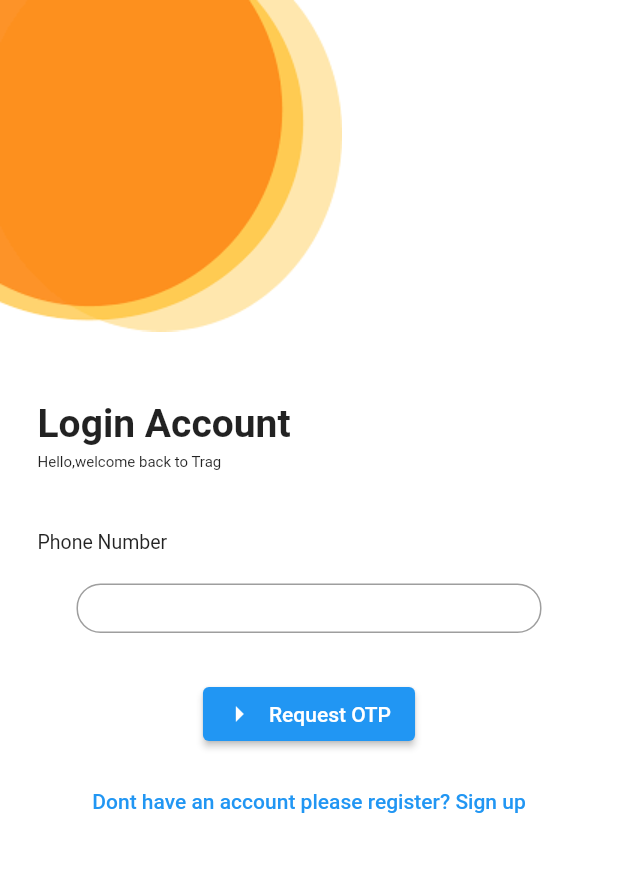
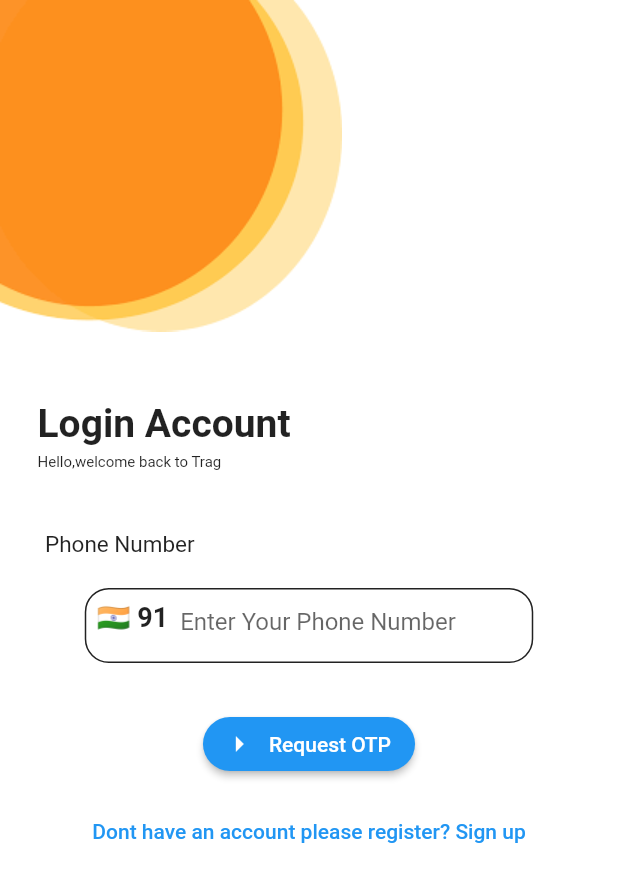
Before and after one commit to Satheeshan-S/equippp, a Flutter app: the LMPage widget shown alone on an empty page, opened directly, after a tap on "Continue with Mobile", on a phone screen of 412 x 824 dp. Shown: the top 882 px of the screen. Run offline on Flutter 3.47's test engine with Material 2 defaults, Android fonts, the light colour scheme and no system bars; our stand-ins replace country_picker, firebase_auth, firebase_core, google_sign_in; accounts and stored records are empty.

Commit message:
added mobile login screen

```diff
--- a/lib/LoginPage.dart
+++ b/lib/LoginPage.dart
@@ -13,7 +13,7 @@ class LMApp extends StatelessWidget {
   @override
   Widget build(BuildContext context) {
     return const MaterialApp(
-      debugShowCheckedModeBanner:false,
+      debugShowCheckedModeBanner: false,
       home: Scaffold(
         backgroundColor: Colors.white,
         body: LMPage(),
@@ -32,7 +32,8 @@ class LMPage extends StatefulWidget {
 class _LoginState extends State<LMPage> {
   @override
   Widget build(BuildContext context) {
-    return Column(
+    return SingleChildScrollView(
+      child: Column(
         crossAxisAlignment: CrossAxisAlignment.start,
         children: <Widget>[
           Container(
@@ -71,7 +72,10 @@ class _LoginState extends State<LMPage> {
                         borderRadius: BorderRadius.circular(25.0),
                       ))),
                   onPressed: () {
-                  Navigator.push(context,MaterialPageRoute(builder: (context)=>const MoLoginApp()));
+                    Navigator.push(
+                        context,
+                        MaterialPageRoute(
+                            builder: (context) => const MoLoginApp()));
                   },
                   child: Padding(
                     padding: const EdgeInsets.all(8.0),
@@ -115,7 +119,9 @@ class _LoginState extends State<LMPage> {
                   onPressed: () async {
                     await FirebaseServices().signInWithGoogle();
                     Navigator.push(
-                      context, MaterialPageRoute(builder: (context) => const MCPage()));
+                        context,
+                        MaterialPageRoute(
+                            builder: (context) => const MCPage()));
                   },
                   child: Padding(
                     padding: const EdgeInsets.all(8.0),
@@ -143,14 +149,20 @@ class _LoginState extends State<LMPage> {
           ),
           const Padding(padding: EdgeInsets.all(15)),
           Center(
+            child: SizedBox(
               child: ElevatedButton.icon(
-            onPressed: () {
-            },
+                style: ButtonStyle(
+                    shape: MaterialStateProperty.all<RoundedRectangleBorder>(
+                        RoundedRectangleBorder(
+                  borderRadius: BorderRadius.circular(18.0),
+                ))),
+                onPressed: () {},
                 icon: const Icon(
                   Icons.arrow_right_outlined,
                   size: 24.0,
                 ),
                 label: const Text('Login'),
+              ),
             ),
           ),
           const Padding(padding: EdgeInsets.all(8)),
@@ -159,10 +171,12 @@ class _LoginState extends State<LMPage> {
               onPressed: () {
                 null;
               },
-            child: const Text('Dont have an account please register? Sign up'),
+              child:
+                  const Text('Dont have an account please register? Sign up'),
             ),
           ),
         ],
+      ),
     );
   }
 }
--- a/lib/MoLogin.dart
+++ b/lib/MoLogin.dart
@@ -1,4 +1,5 @@
 import 'package:flutter/material.dart';
+import 'package:country_picker/country_picker.dart';
 
 void main() {
   runApp(const MoLoginApp());
@@ -27,8 +28,22 @@ class MoLoginpage extends StatefulWidget {
 }
 
 class _MLoginState extends State<MoLoginpage> {
+  final TextEditingController phoneController = TextEditingController();
+
   @override
   Widget build(BuildContext context) {
+    Country selectedCountry = Country(
+      phoneCode: '91',
+      countryCode: 'IN',
+      e164Sc: 0,
+      geographic: true,
+      level: 1,
+      name: 'India',
+      example: 'India',
+      displayName: 'India',
+      displayNameNoCountryCode: 'IN',
+      e164Key: '',
+    );
     return SingleChildScrollView(
       child: Column(
         crossAxisAlignment: CrossAxisAlignment.start,
@@ -55,31 +70,61 @@ class _MLoginState extends State<MoLoginpage> {
           ),
           const Padding(padding: EdgeInsets.only(top: 40)),
           const Padding(
-            padding: EdgeInsets.only(left: 25),
+            padding: EdgeInsets.only(left: 30),
             child: Text(
               'Phone Number',
-              style: TextStyle(fontSize: 13),
+              style: TextStyle(fontSize: 15,fontWeight: FontWeight.w400),
             ),
           ),
           const Padding(padding: EdgeInsets.only(top: 20)),
           Center(
             child: SizedBox(
-              height: 33,
-              width: 310,
+              height: 50,
+              width: 299,
               child: TextFormField(
+                  controller: phoneController,
                   decoration: InputDecoration(
-                border: OutlineInputBorder(
-                  borderRadius: BorderRadius.circular(16),
-                ),
-              )),
+                      hintText: 'Enter Your Phone Number',
+                      enabledBorder: OutlineInputBorder(
+                          borderRadius: BorderRadius.circular(16),
+                          borderSide: const BorderSide(color: Colors.black87)),
+                      focusedBorder: OutlineInputBorder(
+                          borderRadius: BorderRadius.circular(16),
+                          borderSide: const BorderSide(color: Colors.black87)),
+                      prefixIcon: Container(
+                        padding: const EdgeInsets.all(8.0),
+                        child: InkWell(
+                          onTap: () {
+                            showCountryPicker(
+                                context: context,
+                                onSelect: (value) {
+                                  setState(() {
+                                    selectedCountry = value;
+                                  });
+                                });
+                          },
+                          child: Text(
+                            '${selectedCountry.flagEmoji} ${selectedCountry.phoneCode}',
+                            style: const TextStyle(
+                                fontSize: 18,
+                                color: Colors.black87,
+                                fontWeight: FontWeight.bold),
+                          ),
+                        ),
+                      ))),
             ),
           ),
           const Padding(padding: EdgeInsets.all(15)),
           Center(
             child: ElevatedButton.icon(
+              style: ButtonStyle(
+                  shape: MaterialStateProperty.all<RoundedRectangleBorder>(
+                      RoundedRectangleBorder(
+                        borderRadius: BorderRadius.circular(18.0),
+                      ))),
               onPressed: () {},
               icon: const Icon(
-                Icons.arrow_right_outlined,
+                Icons.arrow_right,
                 size: 24.0,
               ),
               label: const Text('Request OTP'),
--- a/pubspec.yaml
+++ b/pubspec.yaml
@@ -41,7 +41,7 @@ dependencies:
   firebase_database: ^10.0.9
   firebase_auth: ^4.2.5
   font_awesome_flutter: ^9.0.0
-
+  country_picker: ^2.0.19
 
 
 dev_dependencies:
```
Also changed, not shown: pubspec.lock. Lines whose indentation alone changed are shown as unchanged.
